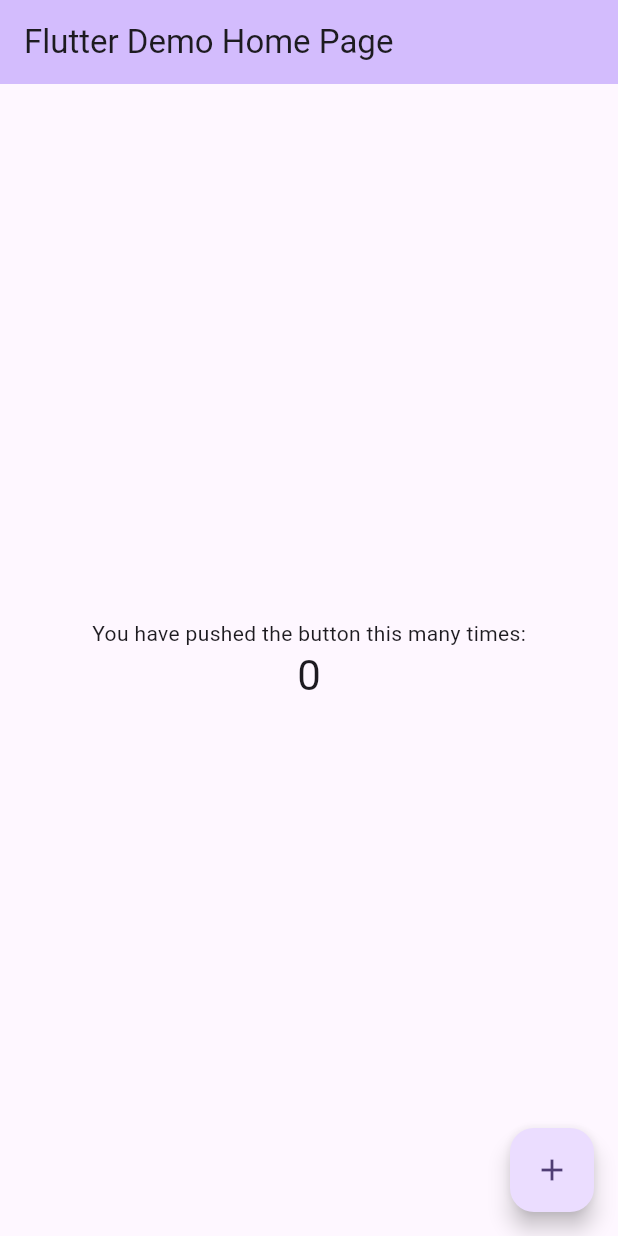
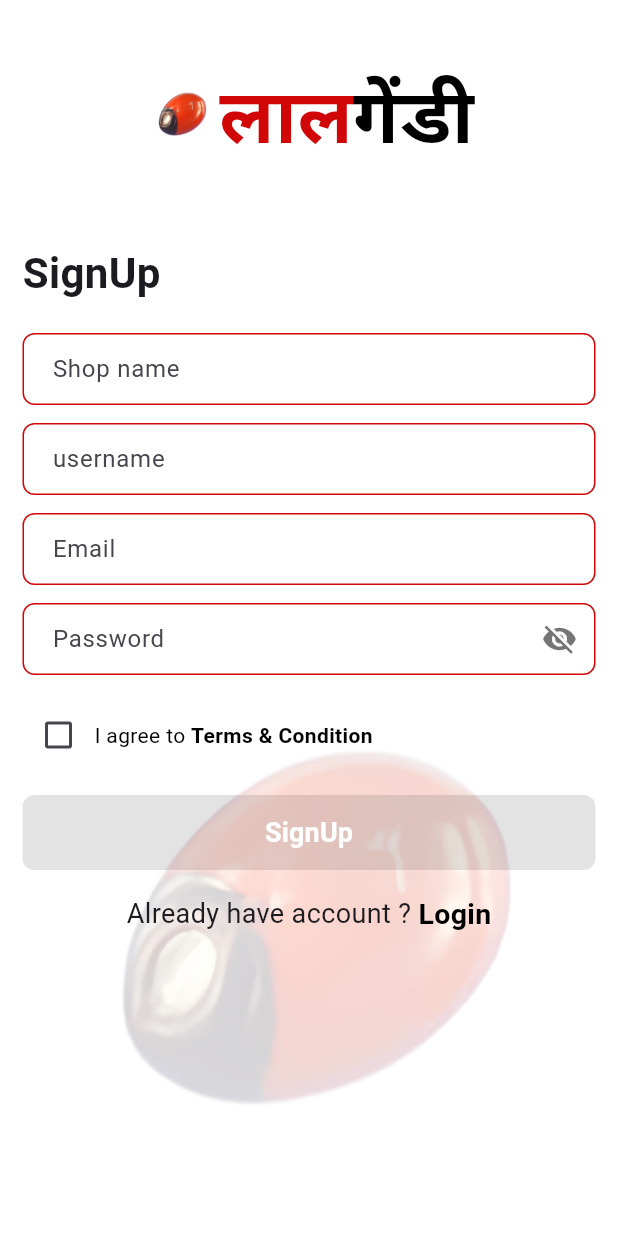
Before and after one commit to Laxmanlc/lalgedi, a Flutter app: the screen it shows after launch, on a phone screen of 412 x 824 dp. Run offline on Flutter 3.47's test engine with Material 3 defaults, Android fonts, the light colour scheme and no system bars.

Commit message:
day1, splash , signup , login

```diff
--- /dev/null
+++ b/lib/core/utils/colors.dart
@@ -0,0 +1,10 @@
+import 'package:flutter/material.dart';
+
+class AppColors {
+  static const Color primarycolor = Color(0xFFD10707);
+  static const Color backgroundcolor = Color(0xFFFFFFFF);
+  static const Color silvercolor = Color(0xFF6E6969);
+  static const Color greencolor = Color(0xFF00B309);
+  static const Color goldcolor = Color(0xFFB57F00);
+  static const Color redBackgroundcolor = Color(0xFFFFE6E6);
+}
--- /dev/null
+++ b/lib/core/widgets/textfield.dart
@@ -0,0 +1,42 @@
+// ---------------- Reusable TextField Widget ----------------
+import 'package:flutter/material.dart';
+
+class CustomTextField extends StatelessWidget {
+  final String hintText;
+  final TextEditingController controller;
+  final bool obscureText;
+  final Widget? suffixIcon;
+
+  const CustomTextField({
+    super.key,
+    required this.hintText,
+    required this.controller,
+    this.obscureText = false,
+    this.suffixIcon,
+  });
+
+  @override
+  Widget build(BuildContext context) {
+    return TextField(
+      controller: controller,
+      obscureText: obscureText,
+      decoration: InputDecoration(
+        hintText: hintText,
+        contentPadding: const EdgeInsets.symmetric(horizontal: 16),
+        suffixIcon: suffixIcon,
+        border: OutlineInputBorder(
+          borderSide: const BorderSide(color: Color(0xFFD10707)),
+          borderRadius: BorderRadius.circular(8),
+        ),
+        enabledBorder: OutlineInputBorder(
+          borderSide: const BorderSide(color: Color(0xFFD10707)),
+          borderRadius: BorderRadius.circular(8),
+        ),
+        focusedBorder: OutlineInputBorder(
+          borderSide: const BorderSide(color: Color(0xFFD10707), width: 2),
+          borderRadius: BorderRadius.circular(8),
+        ),
+      ),
+    );
+  }
+}
--- a/lib/features/auth/presentation/signuppage.dart
+++ b/lib/features/auth/presentation/signuppage.dart
@@ -0,0 +1,229 @@
+import 'package:flutter/material.dart';
+import 'package:lalgedi/core/utils/colors.dart';
+import 'package:lalgedi/core/widgets/textfield.dart';
+import 'package:lalgedi/features/auth/presentation/login_page.dart';
+
+class Signup extends StatefulWidget {
+  const Signup({super.key});
+
+  @override
+  State<Signup> createState() => _SignupState();
+}
+
+class _SignupState extends State<Signup> {
+  // Controllers
+  final shopNameController1 = TextEditingController();
+  final yournamecontroller = TextEditingController();
+  final emailController = TextEditingController();
+  final passwordController = TextEditingController();
+
+  bool agreeToTerms = false;
+  bool showPassword = false;
+
+  @override
+  Widget build(BuildContext context) {
+    return Scaffold(
+      resizeToAvoidBottomInset: true, // allows form to move up on keyboard
+      backgroundColor: AppColors.backgroundcolor,
+      body: Stack(
+        children: [
+          // Background fixed image
+          Align(
+            alignment: Alignment.bottomLeft,
+            child: Opacity(
+              opacity: 0.2,
+              child: Image.asset(
+                "assets/image/logo.png",
+              ),
+            ),
+          ),
+
+          // Scrollable content
+          SafeArea(
+            child: SingleChildScrollView(
+              padding: EdgeInsets.only(
+                left: 15,
+                right: 15,
+                bottom: MediaQuery.of(context).viewInsets.bottom + 20,
+              ),
+              child: Column(
+                crossAxisAlignment: CrossAxisAlignment.start,
+                children: [
+                  const SizedBox(height: 40),
+                  // Logo Row
+                  Row(
+                    mainAxisAlignment: MainAxisAlignment.center,
+                    children: [
+                      Image.asset(
+                        'assets/image/logo.png',
+                        width: 50,
+                        height: 50,
+                      ),
+                      const Text(
+                        "लाल",
+                        style: TextStyle(
+                          fontSize: 50,
+                          fontWeight: FontWeight.bold,
+                          color: AppColors.primarycolor,
+                        ),
+                      ),
+                      const Text(
+                        "गेंडी",
+                        style: TextStyle(
+                          fontSize: 50,
+                          fontWeight: FontWeight.bold,
+                          color: Colors.black,
+                        ),
+                      ),
+                    ],
+                  ),
+                  const SizedBox(height: 50),
+
+                  const Text(
+                    "SignUp",
+                    style: TextStyle(fontSize: 28, fontWeight: FontWeight.bold),
+                  ),
+                  const SizedBox(height: 20),
+
+                  // Shop Name 1
+                  CustomTextField(
+                    hintText: "Shop name",
+                    controller: shopNameController1,
+                  ),
+                  const SizedBox(height: 12),
+
+                  // Your name
+                  CustomTextField(
+                    hintText: "username",
+                    controller: yournamecontroller,
+                  ),
+                  const SizedBox(height: 12),
+
+                  // Email
+                  CustomTextField(
+                    hintText: "Email",
+                    controller: emailController,
+                  ),
+                  const SizedBox(height: 12),
+
+                  // Password
+                  CustomTextField(
+                    hintText: "Password",
+                    controller: passwordController,
+                    obscureText: !showPassword,
+                    suffixIcon: IconButton(
+                      icon: Icon(
+                        showPassword ? Icons.visibility : Icons.visibility_off,
+                        color: Colors.black54,
+                      ),
+                      onPressed: () {
+                        setState(() {
+                          showPassword = !showPassword;
+                        });
+                      },
+                    ),
+                  ),
+                  const SizedBox(height: 16),
+
+                  // Terms & Conditions
+                  GestureDetector(
+                    onTap: () {
+                      setState(() {
+                        agreeToTerms = !agreeToTerms;
+                      });
+                    },
+                    child: Row(
+                      children: [
+                        Checkbox(
+                          activeColor: const Color(0xFFD10707),
+                          value: agreeToTerms,
+                          onChanged: (value) {
+                            setState(() {
+                              agreeToTerms = value ?? false;
+                            });
+                          },
+                        ),
+                        const Expanded(
+                          child: Text.rich(
+                            TextSpan(
+                              style: TextStyle(color: Colors.black),
+                              children: [
+                                TextSpan(text: "I agree to "),
+                                TextSpan(
+                                  text: "Terms & Condition",
+                                  style: TextStyle(fontWeight: FontWeight.bold),
+                                ),
+                              ],
+                            ),
+                          ),
+                        ),
+                      ],
+                    ),
+                  ),
+                  const SizedBox(height: 16),
+
+                  // SignUp Button
+                  SizedBox(
+                    width: double.infinity,
+                    height: 50,
+                    child: ElevatedButton(
+                      style: ElevatedButton.styleFrom(
+                        backgroundColor: agreeToTerms
+                            ? const Color(0xFFD10707)
+                            : Colors.grey,
+                        shape: RoundedRectangleBorder(
+                          borderRadius: BorderRadius.circular(8),
+                        ),
+                      ),
+                      onPressed: agreeToTerms ? () {} : null,
+                      child: const Text(
+                        "SignUp",
+                        style: TextStyle(
+                          fontSize: 18,
+                          fontWeight: FontWeight.bold,
+                          color: Colors.white,
+                        ),
+                      ),
+                    ),
+                  ),
+                  const SizedBox(height: 16),
+
+                  // Already have account
+                  Row(
+                    mainAxisAlignment: MainAxisAlignment.center,
+                    children: [
+                      const Text(
+                        "Already have account ? ",
+                        style: TextStyle(fontSize: 18),
+                      ),
+                      GestureDetector(
+                        onTap: () {
+                          Navigator.push(
+                            context,
+                            MaterialPageRoute(
+                              builder: (context) {
+                                return const LoginPage();
+                              },
+                            ),
+                          );
+                        },
+                        child: const Text(
+                          "Login",
+                          style: TextStyle(
+                            fontWeight: FontWeight.bold,
+                            fontSize: 19,
+                            color: Colors.black,
+                          ),
+                        ),
+                      ),
+                    ],
+                  ),
+                ],
+              ),
+            ),
+          ),
+        ],
+      ),
+    );
+  }
+}
--- a/lib/main.dart
+++ b/lib/main.dart
@@ -1,4 +1,5 @@
 import 'package:flutter/material.dart';
+import 'package:lalgedi/features/splash/presentation/splash_screen.dart';
 
 void main() {
   runApp(const MyApp());
@@ -11,115 +12,13 @@
   @override
   Widget build(BuildContext context) {
     return MaterialApp(
-      title: 'Flutter Demo',
+      debugShowCheckedModeBanner: false,
+      title: 'Lal Gedi',
       theme: ThemeData(
-        // This is the theme of your application.
-        //
-        // TRY THIS: Try running your application with "flutter run". You'll see
-        // the application has a purple toolbar. Then, without quitting the app,
-        // try changing the seedColor in the colorScheme below to Colors.green
-        // and then invoke "hot reload" (save your changes or press the "hot
-        // reload" button in a Flutter-supported IDE, or press "r" if you used
-        // the command line to start the app).
-        //
-        // Notice that the counter didn't reset back to zero; the application
-        // state is not lost during the reload. To reset the state, use hot
-        // restart instead.
-        //
-        // This works for code too, not just values: Most code changes can be
-        // tested with just a hot reload.
         colorScheme: ColorScheme.fromSeed(seedColor: Colors.deepPurple),
         useMaterial3: true,
       ),
-      home: const MyHomePage(title: 'Flutter Demo Home Page'),
+      home: const SplashScreen(),
     );
   }
 }
-
-class MyHomePage extends StatefulWidget {
-  const MyHomePage({super.key, required this.title});
-
-  // This widget is the home page of your application. It is stateful, meaning
-  // that it has a State object (defined below) that contains fields that affect
-  // how it looks.
-
-  // This class is the configuration for the state. It holds the values (in this
-  // case the title) provided by the parent (in this case the App widget) and
-  // used by the build method of the State. Fields in a Widget subclass are
-  // always marked "final".
-
-  final String title;
-
-  @override
-  State<MyHomePage> createState() => _MyHomePageState();
-}
-
-class _MyHomePageState extends State<MyHomePage> {
-  int _counter = 0;
-
-  void _incrementCounter() {
-    setState(() {
-      // This call to setState tells the Flutter framework that something has
-      // changed in this State, which causes it to rerun the build method below
-      // so that the display can reflect the updated values. If we changed
-      // _counter without calling setState(), then the build method would not be
-      // called again, and so nothing would appear to happen.
-      _counter++;
-    });
-  }
-
-  @override
-  Widget build(BuildContext context) {
-    // This method is rerun every time setState is called, for instance as done
-    // by the _incrementCounter method above.
-    //
-    // The Flutter framework has been optimized to make rerunning build methods
-    // fast, so that you can just rebuild anything that needs updating rather
-    // than having to individually change instances of widgets.
-    return Scaffold(
-      appBar: AppBar(
-        // TRY THIS: Try changing the color here to a specific color (to
-        // Colors.amber, perhaps?) and trigger a hot reload to see the AppBar
-        // change color while the other colors stay the same.
-        backgroundColor: Theme.of(context).colorScheme.inversePrimary,
-        // Here we take the value from the MyHomePage object that was created by
-        // the App.build method, and use it to set our appbar title.
-        title: Text(widget.title),
-      ),
-      body: Center(
-        // Center is a layout widget. It takes a single child and positions it
-        // in the middle of the parent.
-        child: Column(
-          // Column is also a layout widget. It takes a list of children and
-          // arranges them vertically. By default, it sizes itself to fit its
-          // children horizontally, and tries to be as tall as its parent.
-          //
-          // Column has various properties to control how it sizes itself and
-          // how it positions its children. Here we use mainAxisAlignment to
-          // center the children vertically; the main axis here is the vertical
-          // axis because Columns are vertical (the cross axis would be
-          // horizontal).
-          //
-          // TRY THIS: Invoke "debug painting" (choose the "Toggle Debug Paint"
-          // action in the IDE, or press "p" in the console), to see the
-          // wireframe for each widget.
-          mainAxisAlignment: MainAxisAlignment.center,
-          children: <Widget>[
-            const Text(
-              'You have pushed the button this many times:',
-            ),
-            Text(
-              '$_counter',
-              style: Theme.of(context).textTheme.headlineMedium,
-            ),
-          ],
-        ),
-      ),
-      floatingActionButton: FloatingActionButton(
-        onPressed: _incrementCounter,
-        tooltip: 'Increment',
-        child: const Icon(Icons.add),
-      ), // This trailing comma makes auto-formatting nicer for build methods.
-    );
-  }
-}
--- a/pubspec.yaml
+++ b/pubspec.yaml
@@ -59,8 +59,8 @@ flutter:
   uses-material-design: true
 
   # To add assets to your application, add an assets section, like this:
-  # assets:
-  #   - images/a_dot_burr.jpeg
+  assets:
+    - assets/image/
   #   - images/a_dot_ham.jpeg
 
   # An image asset can refer to one or more resolution-specific "variants", see
```
Also changed, not shown: lib/features/auth/presentation/login_page.dart (+232 -0 lines), lib/features/home/presentation/page/homepage.dart (+15 -0 lines), lib/features/splash/presentation/splash_screen.dart (+90 -0 lines), assets/image/logo.png (added), lib/features/onboarding/onboarding.dart (added).
